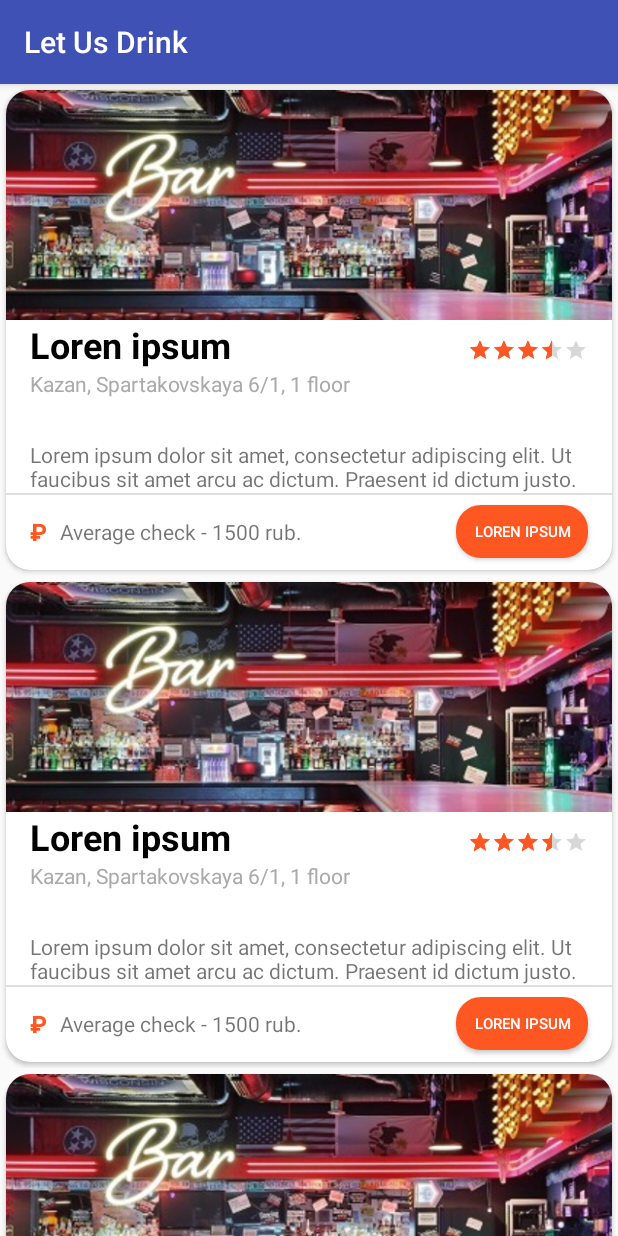
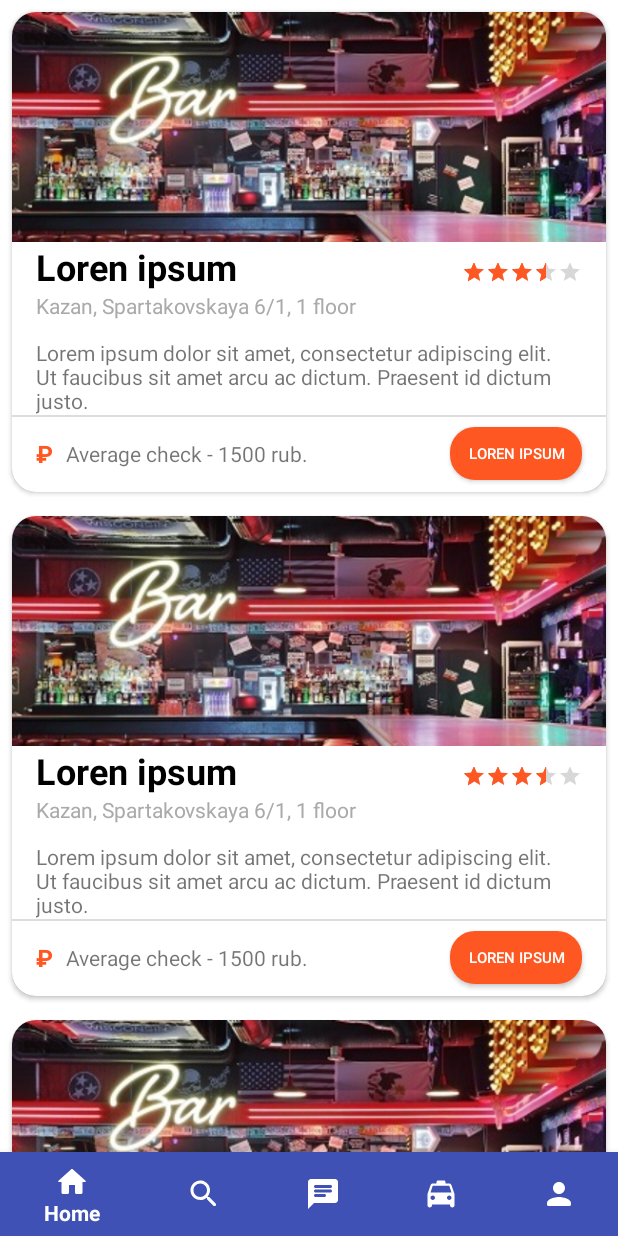
Before and after one commit to GreenChay/letusdrink, an Android app: the screen it shows after launch (StartActivity), on a phone screen of 412 x 824 dp. Run offline under Robolectric (Android 15) with nearby library versions, the phone set to English and light mode, and no system bars.

Commit message:
added dummy bottom na

```diff
--- a/app/build.gradle
+++ b/app/build.gradle
@@ -27,8 +27,10 @@ dependencies {
     implementation "org.jetbrains.kotlin:kotlin-stdlib-jre7:$kotlin_version"
     implementation 'com.android.support:appcompat-v7:27.1.1'
     implementation 'com.android.support.constraint:constraint-layout:1.1.0'
+    implementation 'com.squareup.retrofit2:retrofit:2.4.0'
     implementation 'com.android.support:support-v4:27.1.1'
     implementation 'com.android.support:recyclerview-v7:27.1.1'
+    implementation 'com.android.support:design:27.1.1'
     testImplementation 'junit:junit:4.12'
     implementation 'com.android.support:cardview-v7:27.1.1'
     androidTestImplementation 'com.android.support.test:runner:1.0.2'
--- a/app/src/main/java/com/innopolis/zelenyichai/letusdrink/BarFragment.kt
+++ b/app/src/main/java/com/innopolis/zelenyichai/letusdrink/BarFragment.kt
@@ -75,16 +75,11 @@ class BarFragment : Fragment() {
      * for more information.
      */
     interface OnListFragmentInteractionListener {
-        // TODO: Update argument type and name
         fun onListFragmentInteraction(item: BarModel?)
     }
 
     companion object {
-
-        // TODO: Customize parameter argument names
         const val ARG_COLUMN_COUNT = "column-count"
-
-        // TODO: Customize parameter initialization
         @JvmStatic
         fun newInstance(columnCount: Int) =
                 BarFragment().apply {
--- a/app/src/main/java/com/innopolis/zelenyichai/letusdrink/StartActivity.kt
+++ b/app/src/main/java/com/innopolis/zelenyichai/letusdrink/StartActivity.kt
@@ -2,14 +2,22 @@ package com.innopolis.zelenyichai.letusdrink
 
 import android.support.v7.app.AppCompatActivity
 import android.os.Bundle
+import android.support.design.widget.BottomNavigationView
+import android.support.v7.app.ActionBar
 import android.widget.Toast
 import com.innopolis.zelenyichai.letusdrink.dummy.DummyContent
 
 class StartActivity : AppCompatActivity(), BarFragment.OnListFragmentInteractionListener {
 
+    lateinit var toolbar: ActionBar
+
     override fun onCreate(savedInstanceState: Bundle?) {
         super.onCreate(savedInstanceState)
         setContentView(R.layout.activity_start)
+
+        toolbar = supportActionBar!!
+        toolbar.hide()
+        val bottomNavigation: BottomNavigationView = findViewById(R.id.bottom_navigation)
     }
 
     override fun onListFragmentInteraction(item: BarModel?) {
--- /dev/null
+++ b/app/src/main/res/drawable/ic_round_chat_24px.xml
@@ -0,0 +1,9 @@
+<vector xmlns:android="http://schemas.android.com/apk/res/android"
+    android:width="24dp"
+    android:height="24dp"
+    android:viewportWidth="24"
+    android:viewportHeight="24">
+  <path
+      android:fillColor="#FF000000"
+      android:pathData="M20,2H4C2.9,2 2.01,2.9 2.01,4L2,22l4,-4h14c1.1,0 2,-0.9 2,-2V4C22,2.9 21.1,2 20,2zM7,9h10c0.55,0 1,0.45 1,1v0c0,0.55 -0.45,1 -1,1H7c-0.55,0 -1,-0.45 -1,-1v0C6,9.45 6.45,9 7,9zM13,14H7c-0.55,0 -1,-0.45 -1,-1v0c0,-0.55 0.45,-1 1,-1h6c0.55,0 1,0.45 1,1v0C14,13.55 13.55,14 13,14zM17,8H7C6.45,8 6,7.55 6,7v0c0,-0.55 0.45,-1 1,-1h10c0.55,0 1,0.45 1,1v0C18,7.55 17.55,8 17,8z"/>
+</vector>
--- /dev/null
+++ b/app/src/main/res/drawable/ic_round_home_24px.xml
@@ -0,0 +1,9 @@
+<vector xmlns:android="http://schemas.android.com/apk/res/android"
+    android:width="24dp"
+    android:height="24dp"
+    android:viewportWidth="24"
+    android:viewportHeight="24">
+  <path
+      android:fillColor="#FF000000"
+      android:pathData="M10,19v-5h4v5c0,0.55 0.45,1 1,1h3c0.55,0 1,-0.45 1,-1v-7h1.7c0.46,0 0.68,-0.57 0.33,-0.87L12.67,3.6c-0.38,-0.34 -0.96,-0.34 -1.34,0l-8.36,7.53C2.63,11.43 2.84,12 3.3,12H5v7c0,0.55 0.45,1 1,1h3C9.55,20 10,19.55 10,19z"/>
+</vector>
--- /dev/null
+++ b/app/src/main/res/drawable/ic_round_local_taxi_24px.xml
@@ -0,0 +1,9 @@
+<vector xmlns:android="http://schemas.android.com/apk/res/android"
+    android:width="24dp"
+    android:height="24dp"
+    android:viewportWidth="24"
+    android:viewportHeight="24">
+  <path
+      android:fillColor="#FF000000"
+      android:pathData="M18.92,6.01C18.72,5.42 18.16,5 17.5,5H15V4c0,-0.55 -0.45,-1 -1,-1h-4C9.45,3 9,3.45 9,4v1H6.5C5.84,5 5.29,5.42 5.08,6.01l-1.97,5.67C3.04,11.89 3,12.11 3,12.34v7.16C3,20.33 3.67,21 4.5,21h0C5.33,21 6,20.33 6,19.5V19h12v0.5c0,0.82 0.67,1.5 1.5,1.5h0c0.82,0 1.5,-0.67 1.5,-1.5v-7.16c0,-0.22 -0.04,-0.45 -0.11,-0.66L18.92,6.01zM6.5,16C5.67,16 5,15.33 5,14.5S5.67,13 6.5,13S8,13.67 8,14.5S7.33,16 6.5,16zM17.5,16c-0.83,0 -1.5,-0.67 -1.5,-1.5s0.67,-1.5 1.5,-1.5s1.5,0.67 1.5,1.5S18.33,16 17.5,16zM5,11l1.5,-4.5h11L19,11H5z"/>
+</vector>
--- /dev/null
+++ b/app/src/main/res/drawable/ic_round_person_24px.xml
@@ -0,0 +1,9 @@
+<vector xmlns:android="http://schemas.android.com/apk/res/android"
+    android:width="24dp"
+    android:height="24dp"
+    android:viewportWidth="24"
+    android:viewportHeight="24">
+  <path
+      android:fillColor="#FF000000"
+      android:pathData="M12,12c2.21,0 4,-1.79 4,-4s-1.79,-4 -4,-4S8,5.79 8,8S9.79,12 12,12zM12,14c-2.67,0 -8,1.34 -8,4v1c0,0.55 0.45,1 1,1h14c0.55,0 1,-0.45 1,-1v-1C20,15.34 14.67,14 12,14z"/>
+</vector>
--- /dev/null
+++ b/app/src/main/res/drawable/ic_round_search_24px.xml
@@ -0,0 +1,9 @@
+<vector xmlns:android="http://schemas.android.com/apk/res/android"
+    android:width="24dp"
+    android:height="24dp"
+    android:viewportWidth="24"
+    android:viewportHeight="24">
+  <path
+      android:fillColor="#FF000000"
+      android:pathData="M15.5,14h-0.79l-0.28,-0.27c1.2,-1.4 1.82,-3.31 1.48,-5.34c-0.47,-2.78 -2.79,-5 -5.59,-5.34c-4.23,-0.52 -7.79,3.04 -7.27,7.27c0.34,2.8 2.56,5.12 5.34,5.59c2.03,0.34 3.94,-0.28 5.34,-1.48L14,14.71v0.79l4.25,4.25c0.41,0.41 1.08,0.41 1.49,0l0,0c0.41,-0.41 0.41,-1.08 0,-1.49L15.5,14zM9.5,14C7.01,14 5,11.99 5,9.5S7.01,5 9.5,5S14,7.01 14,9.5S11.99,14 9.5,14z"/>
+</vector>
--- a/app/src/main/res/layout/activity_start.xml
+++ b/app/src/main/res/layout/activity_start.xml
@@ -4,14 +4,33 @@
     xmlns:tools="http://schemas.android.com/tools"
     android:layout_width="match_parent"
     android:layout_height="match_parent"
-    tools:context=".StartActivity">
+    tools:context=".StartActivity"
+    android:background="@color/white"
+    >
 
     <fragment
         android:id="@+id/fragment_bar_list"
         android:name="com.innopolis.zelenyichai.letusdrink.BarFragment"
         android:layout_width="match_parent"
-        android:layout_height="match_parent"
+        android:layout_height="0dp"
+        app:layout_constraintTop_toTopOf="parent"
+        app:layout_constraintBottom_toTopOf="@id/bottom_navigation"
         tools:layout="@layout/fragment_bar_list" />
 
 
+    <android.support.design.widget.BottomNavigationView
+        android:id="@+id/bottom_navigation"
+        android:layout_width="match_parent"
+        android:layout_height="wrap_content"
+        app:layout_constraintBottom_toBottomOf="parent"
+        android:layout_gravity="bottom"
+        android:background="@color/colorPrimary"
+        app:itemIconTint="@color/white"
+        app:itemTextColor="@color/white"
+        app:menu="@menu/bottom_menu" />
+
+
+
+
+
 </android.support.constraint.ConstraintLayout>
--- a/app/src/main/res/layout/fragment_bar.xml
+++ b/app/src/main/res/layout/fragment_bar.xml
@@ -10,7 +10,7 @@
         android:layout_height="@dimen/card_height"
         android:elevation= "@dimen/card_elevation"
         app:cardCornerRadius="@dimen/card_radius"
-        android:layout_margin="4dp">
+        android:layout_margin="8dp">
 
         <android.support.constraint.ConstraintLayout
             android:layout_width="match_parent"
--- a/app/src/main/res/layout/fragment_bar_card.xml
+++ b/app/src/main/res/layout/fragment_bar_card.xml
@@ -16,7 +16,7 @@
         android:layout_width="match_parent"
         android:layout_height="0dp"
         app:layout_constraintTop_toTopOf="parent"
-        app:layout_constraintBottom_toBottomOf="@id/guidline_bar_card_40"/>
+        app:layout_constraintBottom_toBottomOf="@id/guidline_bar_card_40" />
     <TextView
         android:id="@+id/tv_bar_name"
         android:layout_width="0dp"
--- /dev/null
+++ b/app/src/main/res/menu/bottom_menu.xml
@@ -0,0 +1,18 @@
+<?xml version="1.0" encoding="utf-8"?>
+<menu xmlns:android="http://schemas.android.com/apk/res/android">
+    <item android:id="@+id/menu_home"
+        android:icon="@drawable/ic_round_home_24px"
+        android:title="@string/home" />
+    <item android:id="@+id/menu_search"
+        android:icon="@drawable/ic_round_search_24px"
+        android:title="@string/search" />
+    <item android:id="@+id/menu_assistant"
+        android:icon="@drawable/ic_round_chat_24px"
+        android:title="@string/assistant" />
+    <item android:id="@+id/menu_taxi"
+        android:icon="@drawable/ic_round_local_taxi_24px"
+        android:title="@string/taxi" />
+    <item android:id="@+id/menu_profile"
+        android:icon="@drawable/ic_round_person_24px"
+        android:title="@string/profile" />
+</menu>
--- a/app/src/main/res/values/strings.xml
+++ b/app/src/main/res/values/strings.xml
@@ -1,6 +1,14 @@
 <resources>
     <string name="app_name">Let Us Drink</string>
+
     <string name="filler_short">Loren ipsum</string>
     <string name="filler_long">Lorem ipsum dolor sit amet, consectetur adipiscing elit. Ut faucibus sit amet arcu ac dictum. Praesent id dictum justo. </string>
     <string name="rouble_sign">₽</string>
+
+    <string name="home">Home</string>
+    <string name="assistant">Assistant</string>
+    <string name="profile">Profile</string>
+    <string name="search">Search</string>
+    <string name="taxi">Taxi</string>
+
 </resources>
```
